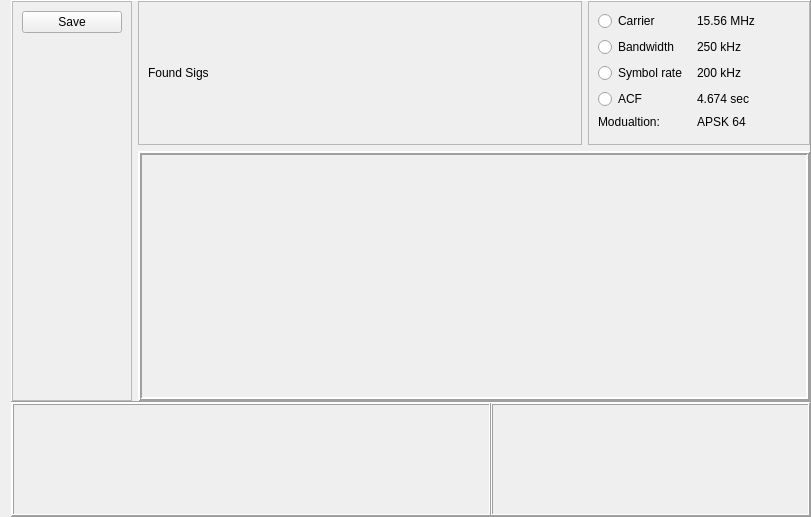
Old version of the form sources/Arks/Scope Analyzer/window/scope_analyzer_window.ui in the repository AquaCreatura/AquaWave.
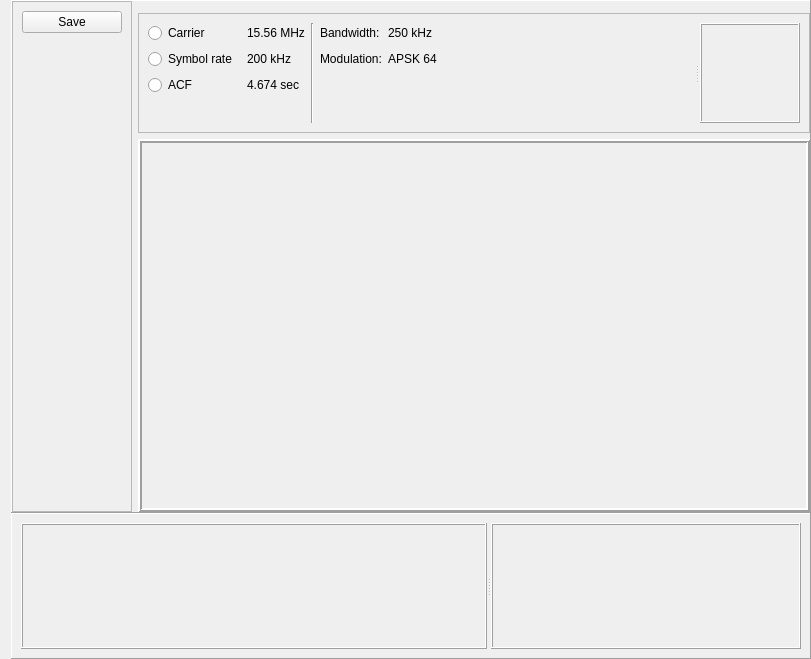
New version of the form.

Commit message: Scoper: Правки по GUI

Diff of the .ui file:
```diff
--- a/sources/Arks/Scope Analyzer/window/scope_analyzer_window.ui
+++ b/sources/Arks/Scope Analyzer/window/scope_analyzer_window.ui
@@ -7,7 +7,7 @@
     <x>0</x>
     <y>0</y>
     <width>811</width>
-    <height>517</height>
+    <height>659</height>
    </rect>
   </property>
   <property name="windowTitle">
@@ -56,33 +56,34 @@
       <property name="bottomMargin">
        <number>0</number>
       </property>
-      <item row="0" column="2">
-       <widget class="QFrame" name="frame_7">
-        <property name="sizePolicy">
-         <sizepolicy hsizetype="Expanding" vsizetype="Preferred">
-          <horstretch>1</horstretch>
-          <verstretch>0</verstretch>
-         </sizepolicy>
-        </property>
+      <item row="2" column="1" colspan="2">
+       <widget class="QFrame" name="frame_3">
         <property name="frameShape">
          <enum>QFrame::StyledPanel</enum>
         </property>
         <property name="frameShadow">
          <enum>QFrame::Raised</enum>
         </property>
-        <layout class="QGridLayout" name="gridLayout_7">
-         <item row="4" column="2" rowspan="2">
-          <layout class="QGridLayout" name="constell_chart">
-           <property name="sizeConstraint">
-            <enum>QLayout::SetDefaultConstraint</enum>
+        <layout class="QGridLayout" name="gridLayout_6">
+         <item row="0" column="0">
+          <widget class="QSplitter" name="splitter_2">
+           <property name="frameShape">
+            <enum>QFrame::NoFrame</enum>
            </property>
-           <property name="horizontalSpacing">
-            <number>0</number>
+           <property name="lineWidth">
+            <number>1</number>
            </property>
-          </layout>
-         </item>
-         <item row="4" column="0">
-          <layout class="QFormLayout" name="formLayout">
+           <property name="orientation">
+            <enum>Qt::Horizontal</enum>
+           </property>
+           <property name="opaqueResize">
+            <bool>true</bool>
+           </property>
+           <property name="handleWidth">
+            <number>7</number>
+           </property>
+           <widget class="QWidget" name="layoutWidget">
+            <layout class="QGridLayout" name="gridLayout_8">
            <item row="0" column="0">
             <widget class="QRadioButton" name="carrier_radio_button">
              <property name="sizePolicy">
@@ -99,6 +100,26 @@
              </attribute>
             </widget>
            </item>
+             <item row="0" column="2" rowspan="4">
+              <widget class="Line" name="line">
+               <property name="orientation">
+                <enum>Qt::Vertical</enum>
+               </property>
+              </widget>
+             </item>
+             <item row="0" column="6">
+              <spacer name="horizontalSpacer">
+               <property name="orientation">
+                <enum>Qt::Horizontal</enum>
+               </property>
+               <property name="sizeHint" stdset="0">
+                <size>
+                 <width>40</width>
+                 <height>20</height>
+                </size>
+               </property>
+              </spacer>
+             </item>
            <item row="0" column="1">
             <widget class="QLabel" name="carrier_value_label">
              <property name="text">
@@ -106,30 +127,37 @@
              </property>
             </widget>
            </item>
-           <item row="1" column="0">
-            <widget class="QRadioButton" name="bandwidth_radio_button">
+             <item row="1" column="4">
+              <widget class="QLabel" name="label">
              <property name="sizePolicy">
-              <sizepolicy hsizetype="Preferred" vsizetype="Fixed">
+                <sizepolicy hsizetype="Preferred" vsizetype="Maximum">
                <horstretch>0</horstretch>
                <verstretch>0</verstretch>
               </sizepolicy>
              </property>
              <property name="text">
-              <string>Bandwidth</string>
-             </property>
-             <attribute name="buttonGroup">
-              <string notr="true">radio_group_chart_type</string>
-             </attribute>
-            </widget>
-           </item>
-           <item row="1" column="1">
+                <string>Modulation:</string>
+               </property>
+               <property name="textFormat">
+                <enum>Qt::PlainText</enum>
+               </property>
+              </widget>
+             </item>
+             <item row="1" column="5">
+              <widget class="QLabel" name="label_2">
+               <property name="text">
+                <string>APSK 64</string>
+               </property>
+              </widget>
+             </item>
+             <item row="0" column="5">
             <widget class="QLabel" name="bandwidth_value_label">
              <property name="text">
               <string>250 kHz</string>
              </property>
             </widget>
            </item>
-           <item row="2" column="0">
+             <item row="1" column="0">
             <widget class="QRadioButton" name="symbol_rate_radio_button">
              <property name="sizePolicy">
               <sizepolicy hsizetype="Preferred" vsizetype="Fixed">
@@ -145,14 +173,14 @@
              </attribute>
             </widget>
            </item>
-           <item row="2" column="1">
+             <item row="1" column="1">
             <widget class="QLabel" name="symbol_rate_value_label">
              <property name="text">
               <string>200 kHz</string>
              </property>
             </widget>
            </item>
-           <item row="3" column="0">
+             <item row="2" column="0">
             <widget class="QRadioButton" name="acf_radio_button">
              <property name="sizePolicy">
               <sizepolicy hsizetype="Preferred" vsizetype="Fixed">
@@ -171,98 +199,43 @@
              </attribute>
             </widget>
            </item>
-           <item row="3" column="1">
+             <item row="2" column="1">
             <widget class="QLabel" name="acf_value_label">
              <property name="text">
               <string>4.674 sec</string>
              </property>
             </widget>
            </item>
-           <item row="4" column="0">
-            <widget class="QLabel" name="label">
-             <property name="sizePolicy">
-              <sizepolicy hsizetype="Preferred" vsizetype="Maximum">
-               <horstretch>0</horstretch>
-               <verstretch>0</verstretch>
-              </sizepolicy>
-             </property>
+             <item row="0" column="4">
+              <widget class="QLabel" name="label_3">
              <property name="text">
-              <string>Modualtion:</string>
-             </property>
-             <property name="textFormat">
-              <enum>Qt::PlainText</enum>
-             </property>
-            </widget>
-           </item>
-           <item row="4" column="1">
-            <widget class="QLabel" name="label_2">
-             <property name="text">
-              <string>APSK 64</string>
-             </property>
-            </widget>
-           </item>
-          </layout>
-         </item>
-        </layout>
-       </widget>
-      </item>
-      <item row="0" column="1">
-       <widget class="QScrollArea" name="scrollArea">
-        <property name="sizePolicy">
-         <sizepolicy hsizetype="Expanding" vsizetype="Preferred">
-          <horstretch>4</horstretch>
-          <verstretch>0</verstretch>
-         </sizepolicy>
-        </property>
+                <string>Bandwidth:</string>
+               </property>
+              </widget>
+             </item>
+            </layout>
+           </widget>
+           <widget class="QFrame" name="constell_chart">
         <property name="minimumSize">
          <size>
-          <width>30</width>
-          <height>0</height>
-         </size>
-        </property>
-        <property name="maximumSize">
-         <size>
-          <width>100000</width>
-          <height>16777215</height>
-         </size>
-        </property>
-        <property name="baseSize">
-         <size>
-          <width>0</width>
-          <height>0</height>
-         </size>
-        </property>
-        <property name="widgetResizable">
-         <bool>true</bool>
-        </property>
-        <widget class="QWidget" name="scrollAreaWidgetContents">
-         <property name="geometry">
-          <rect>
-           <x>0</x>
-           <y>0</y>
-           <width>443</width>
-           <height>125</height>
-          </rect>
-         </property>
-         <layout class="QGridLayout" name="gridLayout_8">
-          <item row="0" column="0">
-           <widget class="QLabel" name="label_9">
-            <property name="sizePolicy">
-             <sizepolicy hsizetype="Preferred" vsizetype="Preferred">
-              <horstretch>0</horstretch>
-              <verstretch>0</verstretch>
-             </sizepolicy>
-            </property>
-            <property name="text">
-             <string>Found Sigs</string>
-            </property>
+              <width>100</width>
+              <height>100</height>
+             </size>
+            </property>
+            <property name="frameShape">
+             <enum>QFrame::Box</enum>
+            </property>
+            <property name="frameShadow">
+             <enum>QFrame::Raised</enum>
+            </property>
+            <layout class="QGridLayout" name="gridLayout_7"/>
+           </widget>
            </widget>
           </item>
          </layout>
         </widget>
-       </widget>
       </item>
-      <item row="1" column="1" colspan="2">
+      <item row="3" column="1" colspan="2">
        <widget class="QFrame" name="main_chart">
         <property name="sizePolicy">
          <sizepolicy hsizetype="Preferred" vsizetype="Preferred">
@@ -298,7 +271,7 @@
         </layout>
        </widget>
       </item>
-      <item row="0" column="0" rowspan="2">
+      <item row="0" column="0" rowspan="4">
        <widget class="QFrame" name="frame_2">
         <property name="sizePolicy">
          <sizepolicy hsizetype="Preferred" vsizetype="Preferred">
@@ -391,23 +364,12 @@
      <property name="frameShadow">
       <enum>QFrame::Raised</enum>
      </property>
-     <layout class="QHBoxLayout" name="horizontalLayout_2">
-      <property name="spacing">
-       <number>0</number>
-      </property>
-      <property name="leftMargin">
-       <number>0</number>
-      </property>
-      <property name="topMargin">
-       <number>0</number>
-      </property>
-      <property name="rightMargin">
-       <number>0</number>
-      </property>
-      <property name="bottomMargin">
-       <number>0</number>
-      </property>
+     <layout class="QHBoxLayout" name="horizontalLayout">
       <item>
+       <widget class="QSplitter" name="base_charts_splitter">
+        <property name="orientation">
+         <enum>Qt::Horizontal</enum>
+        </property>
        <widget class="QFrame" name="spg_chart">
         <property name="sizePolicy">
          <sizepolicy hsizetype="Preferred" vsizetype="Preferred">
@@ -421,26 +383,8 @@
         <property name="frameShadow">
          <enum>QFrame::Raised</enum>
         </property>
-        <layout class="QGridLayout" name="gridLayout_9">
-         <property name="leftMargin">
-          <number>0</number>
-         </property>
-         <property name="topMargin">
-          <number>0</number>
-         </property>
-         <property name="rightMargin">
-          <number>0</number>
-         </property>
-         <property name="bottomMargin">
-          <number>0</number>
-         </property>
-         <property name="spacing">
-          <number>0</number>
-         </property>
-        </layout>
-       </widget>
-      </item>
-      <item>
+         <layout class="QGridLayout" name="gridLayout_3"/>
+        </widget>
        <widget class="QFrame" name="dpx_spectrum_chart">
         <property name="sizePolicy">
          <sizepolicy hsizetype="Preferred" vsizetype="Preferred">
@@ -454,23 +398,8 @@
         <property name="frameShadow">
          <enum>QFrame::Raised</enum>
         </property>
-        <layout class="QGridLayout" name="gridLayout_10">
-         <property name="leftMargin">
-          <number>0</number>
-         </property>
-         <property name="topMargin">
-          <number>0</number>
-         </property>
-         <property name="rightMargin">
-          <number>0</number>
-         </property>
-         <property name="bottomMargin">
-          <number>0</number>
-         </property>
-         <property name="spacing">
-          <number>0</number>
-         </property>
-        </layout>
+         <layout class="QGridLayout" name="gridLayout_4"/>
+        </widget>
        </widget>
       </item>
      </layout>
```
Lines whose indentation alone changed are shown as unchanged. The commit also changes 2 other files.
